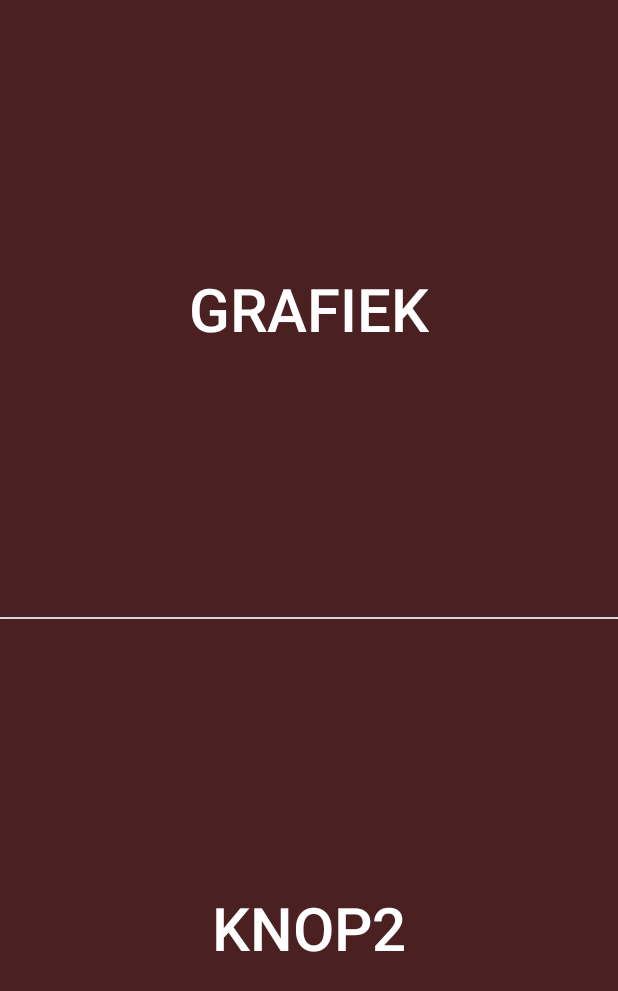
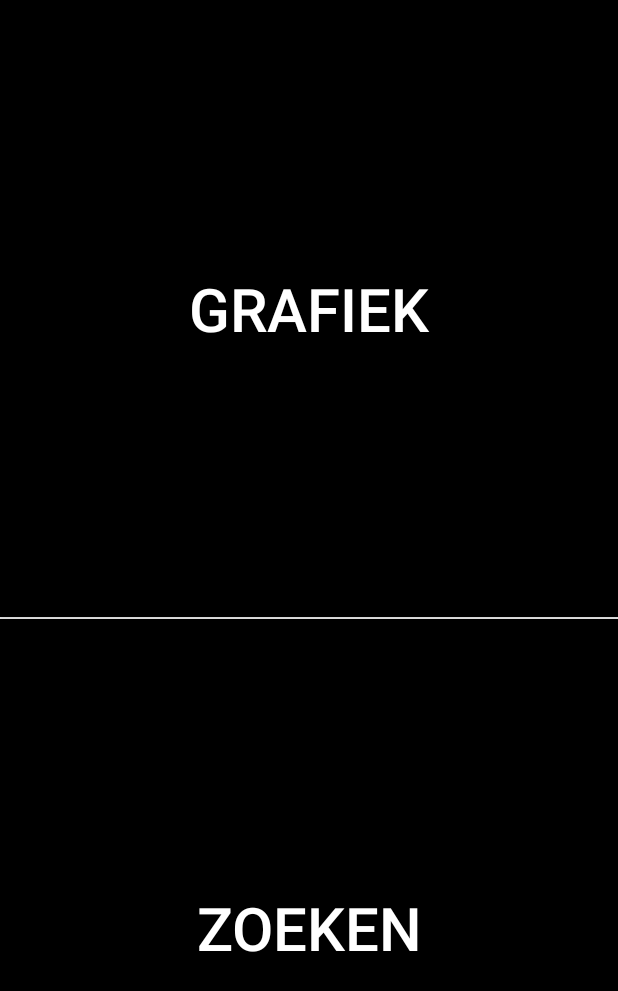
Before and after one commit to Jartim00/Containing-groep-6, an Android app: the MainMenu screen opened directly, with no data from a screen before it, on a phone screen of 412 x 824 dp. Shown: the top 991 px of the screen. Run offline under Robolectric (Android 15) with nearby library versions, the light colour scheme and no system bars.

Commit message:
foutjes eruit en menu erbij.

```diff
--- a/containingtest2/app/src/main/java/robin/containingtest2/MainMenu.java
+++ b/containingtest2/app/src/main/java/robin/containingtest2/MainMenu.java
@@ -1,11 +1,12 @@
 package robin.containingtest2;
 
 import android.app.Activity;
+import android.graphics.Color;
 import android.os.Bundle;
 import android.content.Intent;
+import android.os.CountDownTimer;
 import android.view.View;
 import android.widget.Button;
-import android.widget.TextView;
 
 /**
  * Created by Robin on 12-11-2015.
@@ -15,13 +16,24 @@ public class MainMenu extends Activity {
     protected void onCreate(Bundle savedInstanceState) {
         super.onCreate(savedInstanceState);
         setContentView(R.layout.menu);
-        Button grafiek = (Button) findViewById(R.id.grafiek);
+        final Button grafiek = (Button) findViewById(R.id.grafiek);
 
         grafiek.setOnClickListener(new View.OnClickListener() {
 
 
             public void onClick(View v) {
+                grafiek.setBackgroundColor(Color.GRAY);
+                new CountDownTimer(1000, 50) {
 
+                    @Override
+                    public void onTick(long arg0) {
+                    }
+
+                    @Override
+                    public void onFinish() {
+                        grafiek.setBackgroundColor(Color.BLACK);
+                    }
+                }.start();
                 goToGrafiek();
 
             }
--- a/containingtest2/app/src/main/java/robin/containingtest2/splashscreen.java
+++ b/containingtest2/app/src/main/java/robin/containingtest2/splashscreen.java
@@ -15,7 +15,7 @@ public class splashscreen extends Activity {
         Thread timerThread = new Thread(){
             public void run(){
                 try{
-                    sleep(5000);
+                    sleep(3500);
                 }catch(InterruptedException e){
                     e.printStackTrace();
                 }finally{
@@ -29,7 +29,6 @@ public class splashscreen extends Activity {
 
     @Override
     protected void onPause() {
-        // TODO Auto-generated method stub
         super.onPause();
         finish();
     }
--- a/containingtest2/app/src/main/res/layout/menu.xml
+++ b/containingtest2/app/src/main/res/layout/menu.xml
@@ -2,6 +2,7 @@
     android:id="@+id/menu"
     android:layout_width="fill_parent"
     android:layout_height="fill_parent"
+    android:layout_weight="1"
     android:orientation="vertical" >
 
 
@@ -18,21 +19,22 @@
     android:id="@+id/grafiek"
     android:layout_width="fill_parent"
     android:layout_height="wrap_content"
-        android:layout_weight="1"
+    android:layout_weight="0.5"
     android:text="Grafiek"
     android:textColor="#ffffff"
-        android:background="#4a2020"
-        android:textSize="40dp" />
+    android:background="#000000"
+    android:textSize="40sp" />
+
 
 <Button
     android:id="@+id/button2"
     android:layout_width="fill_parent"
     android:layout_height="wrap_content"
-        android:layout_weight="1"
-        android:text="knop2"
-        android:layout_marginTop="1dp"
+    android:layout_weight="0.5"
+    android:text="Zoeken"
+    android:layout_marginTop="1sp"
     android:textColor="#ffffff"
-        android:background="#4a2020"
-        android:textSize="40dp" />
+    android:background="#000000"
+    android:textSize="40sp" />
 
 </LinearLayout>
```
Also changed, not shown: containingtest2/app/src/main/AndroidManifest.xml (+4 -4 lines), containingtest2/app/src/main/res/layout/grafiek.xml (+7 -18 lines), containingtest2/app/src/main/assets/fonts/font.ttf (added). Lines whose indentation alone changed are shown as unchanged.
